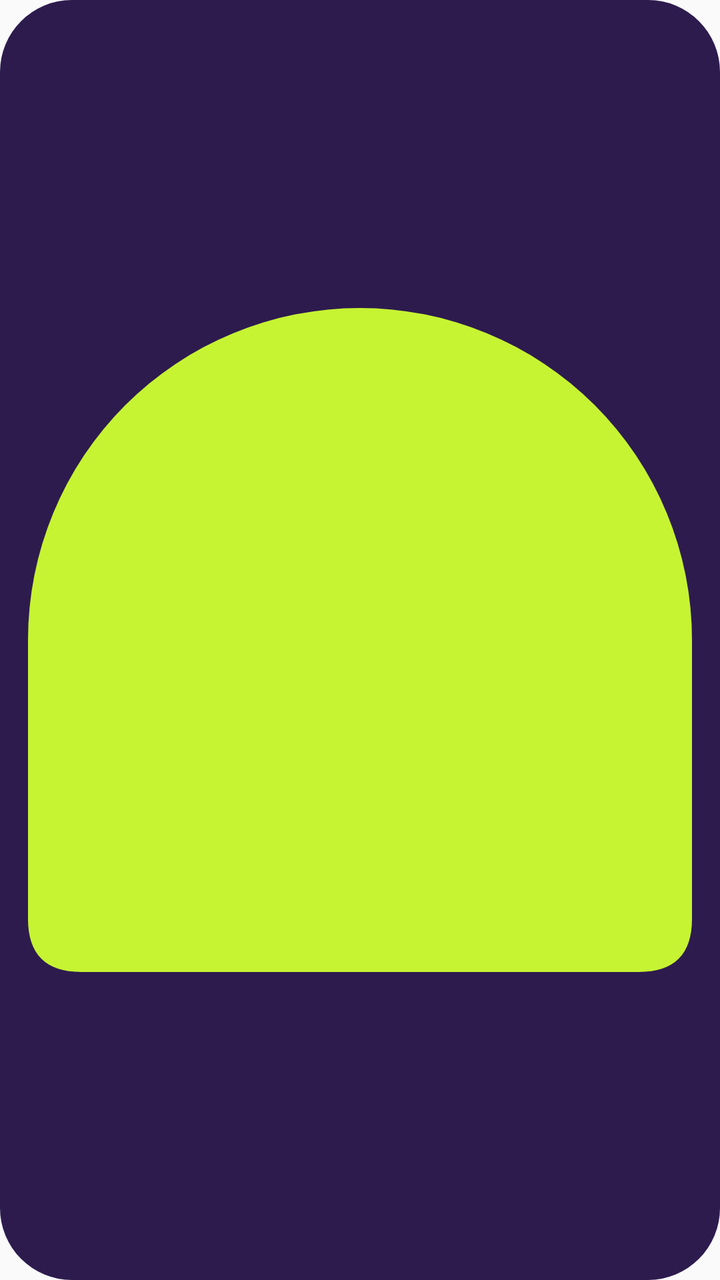
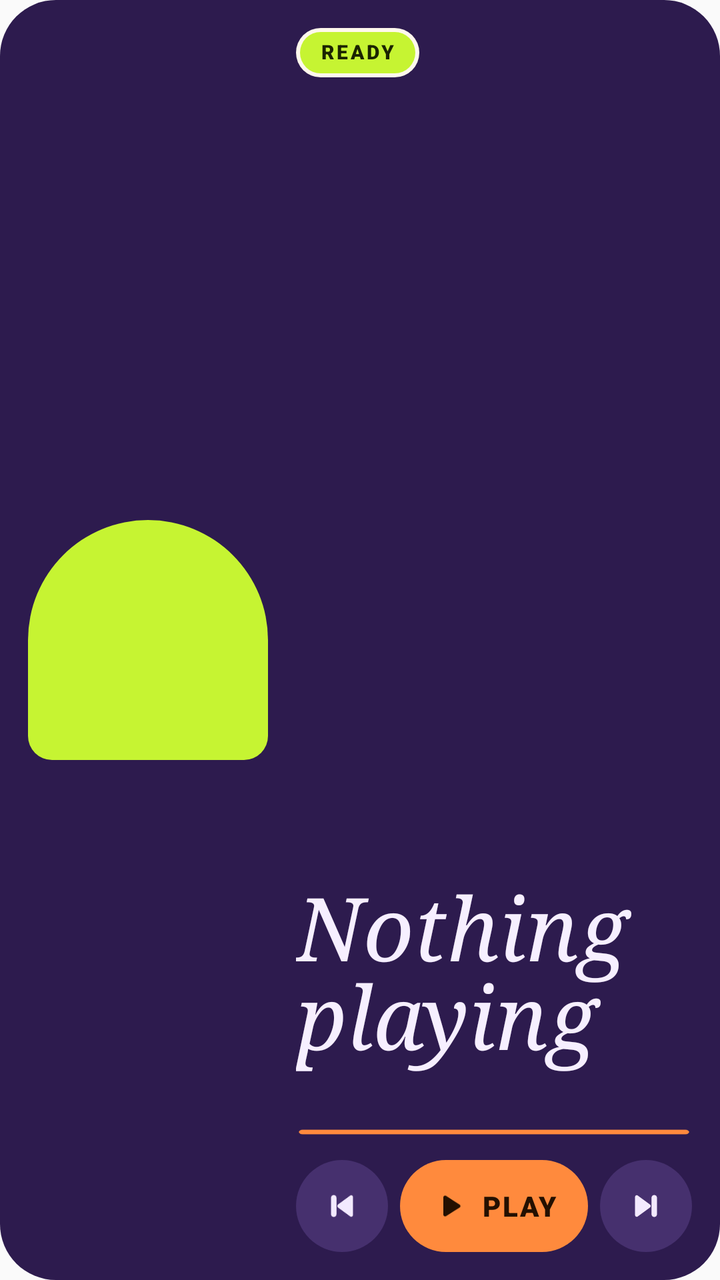

Screens rendered from an Android XML layout before and after an edit, with the pre-edit source and the edit as a unified diff.
<!-- AndroidManifest.xml: application theme Theme.Verza -->
<!-- res/layout/widget_poster.xml -->
<?xml version="1.0" encoding="utf-8"?>
<FrameLayout xmlns:android="http://schemas.android.com/apk/res/android"
    android:id="@+id/widget_root"
    android:layout_width="match_parent"
    android:layout_height="match_parent">

    <ImageView
        android:id="@+id/widget_bg"
        android:layout_width="match_parent"
        android:layout_height="match_parent"
        android:importantForAccessibility="no"
        android:scaleType="fitXY"
        android:src="@drawable/widget_shape_card"
        android:tint="@color/widget_container" />

    <LinearLayout
        android:layout_width="match_parent"
        android:layout_height="match_parent"
        android:orientation="horizontal"
        android:padding="14dp">

        <ImageView
            android:id="@+id/widget_cover"
            android:layout_width="wrap_content"
            android:layout_height="match_parent"
            android:adjustViewBounds="true"
            android:importantForAccessibility="no"
            android:scaleType="fitCenter"
            android:src="@drawable/widget_cover_arch" />

        <LinearLayout
            android:layout_width="0dp"
            android:layout_height="match_parent"
            android:layout_marginStart="14dp"
            android:layout_weight="1"
            android:orientation="vertical">

            <FrameLayout
                android:layout_width="wrap_content"
                android:layout_height="wrap_content">

                
                <ImageView
                    android:id="@+id/widget_tag_bg_shadow"
                    android:layout_width="match_parent"
                    android:layout_height="match_parent"
                    android:importantForAccessibility="no"
                    android:scaleType="fitXY"
                    android:src="@drawable/widget_shape_pill"
                    android:tint="@color/widget_paper" />

                <ImageView
                    android:id="@+id/widget_tag_bg"
                    android:layout_width="match_parent"
                    android:layout_height="match_parent"
                    android:layout_margin="2dp"
                    android:importantForAccessibility="no"
                    android:scaleType="fitXY"
                    android:src="@drawable/widget_shape_pill"
                    android:tint="@color/widget_tertiary" />

                <TextView
                    android:id="@+id/widget_status"
                    android:layout_width="wrap_content"
                    android:layout_height="wrap_content"
                    android:fontFamily="sans-serif-black"
                    android:letterSpacing="0.12"
                    android:paddingStart="12dp"
                    android:paddingTop="5dp"
                    android:paddingEnd="12dp"
                    android:paddingBottom="6dp"
                    android:text="@string/widget_status_idle"
                    android:textColor="@color/widget_on_tertiary"
                    android:textSize="10sp" />
            </FrameLayout>

            <TextView
                android:id="@+id/widget_title"
                android:layout_width="match_parent"
                android:layout_height="0dp"
                android:layout_marginTop="2dp"
                android:layout_weight="1"
                android:autoSizeMaxTextSize="44sp"
                android:autoSizeMinTextSize="16sp"
                android:autoSizeStepGranularity="2sp"
                android:autoSizeTextType="uniform"
                android:ellipsize="end"
                android:fontFamily="serif"
                android:gravity="bottom"
                android:lineSpacingMultiplier="0.88"
                android:maxLines="2"
                android:text="@string/widget_nothing_playing"
                android:textColor="@color/widget_on_container"
                android:textStyle="italic" />

            <TextView
                android:id="@+id/widget_artist"
                android:layout_width="match_parent"
                android:layout_height="wrap_content"
                android:ellipsize="end"
                android:fontFamily="sans-serif-medium"
                android:maxLines="1"
                android:textColor="@color/widget_on_container_muted"
                android:textSize="13sp" />

            <ImageView
                android:id="@+id/widget_wave"
                android:layout_width="match_parent"
                android:layout_height="12dp"
                android:layout_marginTop="6dp"
                android:layout_marginBottom="8dp"
                android:importantForAccessibility="no"
                android:scaleType="fitXY"
                android:src="@drawable/widget_wave_flat"
                android:tint="@color/widget_accent" />

            <LinearLayout
                android:layout_width="match_parent"
                android:layout_height="46dp"
                android:gravity="center_vertical"
                android:orientation="horizontal">

                <FrameLayout
                    android:layout_width="46dp"
                    android:layout_height="46dp">

                    <ImageView
                        android:id="@+id/widget_previous_bg"
                        android:layout_width="match_parent"
                        android:layout_height="match_parent"
                        android:importantForAccessibility="no"
                        android:src="@drawable/widget_shape_circle"
                        android:tint="@color/widget_surface" />

                    <ImageView
                        android:id="@+id/widget_previous"
                        android:layout_width="match_parent"
                        android:layout_height="match_parent"
                        android:contentDescription="@string/widget_previous"
                        android:padding="12dp"
                        android:src="@drawable/ic_widget_previous"
                        android:tint="@color/widget_on_surface" />
                </FrameLayout>

                <FrameLayout
                    android:id="@+id/widget_toggle"
                    android:layout_width="0dp"
                    android:layout_height="match_parent"
                    android:layout_marginStart="6dp"
                    android:layout_marginEnd="6dp"
                    android:layout_weight="1"
                    android:contentDescription="@string/widget_play">

                    <ImageView
                        android:id="@+id/widget_toggle_bg"
                        android:layout_width="match_parent"
                        android:layout_height="match_parent"
                        android:importantForAccessibility="no"
                        android:scaleType="fitXY"
                        android:src="@drawable/widget_shape_pill"
                        android:tint="@color/widget_accent" />

                    <LinearLayout
                        android:layout_width="wrap_content"
                        android:layout_height="wrap_content"
                        android:layout_gravity="center"
                        android:gravity="center_vertical"
                        android:importantForAccessibility="noHideDescendants"
                        android:orientation="horizontal">

                        <ImageView
                            android:id="@+id/widget_toggle_icon"
                            android:layout_width="20dp"
                            android:layout_height="20dp"
                            android:src="@drawable/ic_widget_play"
                            android:tint="@color/widget_on_accent" />

                        <TextView
                            android:id="@+id/widget_toggle_label"
                            android:layout_width="wrap_content"
                            android:layout_height="wrap_content"
                            android:layout_marginStart="6dp"
                            android:fontFamily="sans-serif-black"
                            android:letterSpacing="0.06"
                            android:text="@string/widget_play_label"
                            android:textColor="@color/widget_on_accent"
                            android:textSize="14sp" />
                    </LinearLayout>
                </FrameLayout>

                <FrameLayout
                    android:layout_width="46dp"
                    android:layout_height="46dp">

                    <ImageView
                        android:id="@+id/widget_next_bg"
                        android:layout_width="match_parent"
                        android:layout_height="match_parent"
                        android:importantForAccessibility="no"
                        android:src="@drawable/widget_shape_circle"
                        android:tint="@color/widget_surface" />

                    <ImageView
                        android:id="@+id/widget_next"
                        android:layout_width="match_parent"
                        android:layout_height="match_parent"
                        android:contentDescription="@string/widget_next"
                        android:padding="12dp"
                        android:src="@drawable/ic_widget_next"
                        android:tint="@color/widget_on_surface" />
                </FrameLayout>
            </LinearLayout>
        </LinearLayout>
    </LinearLayout>
</FrameLayout>
<!-- resources referenced by this layout -->
<resources>
  <color name="widget_accent">#FFFF8A3D</color>
  <color name="widget_container">#FF2D1B4E</color>
  <color name="widget_on_accent">#FF241000</color>
  <color name="widget_on_container">#FFF6EFFF</color>
  <color name="widget_on_container_muted">#FFBFB0DA</color>
  <color name="widget_on_surface">#FFF3EAFF</color>
  <color name="widget_on_tertiary">#FF1B2400</color>
  <color name="widget_paper">#FFFFF8EC</color>
  <color name="widget_surface">#FF46306E</color>
  <color name="widget_tertiary">#FFC6F432</color>
  <!-- drawable ic_widget_next (drawable) -->
  <?xml version="1.0" encoding="utf-8"?>
  <vector xmlns:android="http://schemas.android.com/apk/res/android"
      android:width="24dp"
      android:height="24dp"
      android:viewportWidth="24"
      android:viewportHeight="24">
      <path
          android:fillColor="#FFFFFFFF"
          android:pathData="M6,7.1v9.8c0,0.8 0.9,1.3 1.5,0.8l6.7,-4.9c0.5,-0.4 0.5,-1.2 0,-1.6L7.5,6.3C6.9,5.8 6,6.3 6,7.1zM16.5,6a1.5,1.5 0 0,1 1.5,1.5v9a1.5,1.5 0 0,1 -3,0v-9A1.5,1.5 0 0,1 16.5,6z" />
  </vector>
  <!-- drawable ic_widget_play (drawable) -->
  <?xml version="1.0" encoding="utf-8"?>
  <vector xmlns:android="http://schemas.android.com/apk/res/android"
      android:width="24dp"
      android:height="24dp"
      android:viewportWidth="24"
      android:viewportHeight="24">
      <path
          android:fillColor="#FFFFFFFF"
          android:pathData="M8,6.8v10.4c0,0.8 0.9,1.3 1.6,0.9l8.2,-5.2c0.6,-0.4 0.6,-1.3 0,-1.7L9.6,5.9C8.9,5.5 8,6 8,6.8z" />
  </vector>
  <!-- drawable ic_widget_previous (drawable) -->
  <?xml version="1.0" encoding="utf-8"?>
  <vector xmlns:android="http://schemas.android.com/apk/res/android"
      android:width="24dp"
      android:height="24dp"
      android:viewportWidth="24"
      android:viewportHeight="24">
      <path
          android:fillColor="#FFFFFFFF"
          android:pathData="M18,7.1v9.8c0,0.8 -0.9,1.3 -1.5,0.8l-6.7,-4.9c-0.5,-0.4 -0.5,-1.2 0,-1.6l6.7,-4.9C17.1,5.8 18,6.3 18,7.1zM7.5,6a1.5,1.5 0 0,1 1.5,1.5v9a1.5,1.5 0 0,1 -3,0v-9A1.5,1.5 0 0,1 7.5,6z" />
  </vector>
  <!-- drawable widget_cover_arch (drawable) -->
  <?xml version="1.0" encoding="utf-8"?>
  <vector xmlns:android="http://schemas.android.com/apk/res/android"
      android:width="100dp"
      android:height="100dp"
      android:viewportWidth="100"
      android:viewportHeight="100">
      <path
          android:fillColor="@color/widget_tertiary"
          android:pathData="M0,92V50A50,50 0 0,1 100,50V92Q100,100 92,100H8Q0,100 0,92Z" />
  </vector>
  <!-- drawable widget_shape_card (drawable) -->
  <?xml version="1.0" encoding="utf-8"?>
  <shape xmlns:android="http://schemas.android.com/apk/res/android" android:shape="rectangle">
      <corners android:radius="36dp" />
      <solid android:color="#FFFFFFFF" />
  </shape>
  <!-- drawable widget_shape_circle (drawable) -->
  <?xml version="1.0" encoding="utf-8"?>
  <shape xmlns:android="http://schemas.android.com/apk/res/android" android:shape="oval">
      <solid android:color="#FFFFFFFF" />
  </shape>
  <!-- drawable widget_shape_pill (drawable) -->
  <?xml version="1.0" encoding="utf-8"?>
  <shape xmlns:android="http://schemas.android.com/apk/res/android" android:shape="rectangle">
      <corners android:radius="999dp" />
      <solid android:color="#FFFFFFFF" />
  </shape>
  <string name="widget_next">Next track</string>
  <string name="widget_nothing_playing">Nothing playing</string>
  <string name="widget_play">Play</string>
  <string name="widget_play_label">PLAY</string>
  <string name="widget_previous">Previous track</string>
  <string name="widget_status_idle">READY</string>
  <style name="Theme.Verza" parent="android:Theme.Material.Light.NoActionBar">
          <item name="android:statusBarColor">@android:color/transparent</item>
          <item name="android:navigationBarColor">@android:color/transparent</item>
      </style>
  <!-- unchanged entries left out for length: 1 -->
</resources>

<!-- the commit's change to res/layout/widget_poster.xml (unified diff, before → after) -->
@@ -19,11 +19,13 @@
         android:orientation="horizontal"
         android:padding="14dp">
 
+        
         <ImageView
             android:id="@+id/widget_cover"
             android:layout_width="wrap_content"
             android:layout_height="match_parent"
             android:adjustViewBounds="true"
+            android:maxWidth="120dp"
             android:importantForAccessibility="no"
             android:scaleType="fitCenter"
             android:src="@drawable/widget_cover_arch" />
@@ -35,181 +37,191 @@
             android:layout_weight="1"
             android:orientation="vertical">
 
-            <FrameLayout
-                android:layout_width="wrap_content"
-                android:layout_height="wrap_content">
-
-                
-                <ImageView
-                    android:id="@+id/widget_tag_bg_shadow"
-                    android:layout_width="match_parent"
-                    android:layout_height="match_parent"
-                    android:importantForAccessibility="no"
-                    android:scaleType="fitXY"
-                    android:src="@drawable/widget_shape_pill"
-                    android:tint="@color/widget_paper" />
-
-                <ImageView
-                    android:id="@+id/widget_tag_bg"
-                    android:layout_width="match_parent"
-                    android:layout_height="match_parent"
-                    android:layout_margin="2dp"
-                    android:importantForAccessibility="no"
-                    android:scaleType="fitXY"
-                    android:src="@drawable/widget_shape_pill"
-                    android:tint="@color/widget_tertiary" />
-
-                <TextView
-                    android:id="@+id/widget_status"
-                    android:layout_width="wrap_content"
-                    android:layout_height="wrap_content"
-                    android:fontFamily="sans-serif-black"
-                    android:letterSpacing="0.12"
-                    android:paddingStart="12dp"
-                    android:paddingTop="5dp"
-                    android:paddingEnd="12dp"
-                    android:paddingBottom="6dp"
-                    android:text="@string/widget_status_idle"
-                    android:textColor="@color/widget_on_tertiary"
-                    android:textSize="10sp" />
-            </FrameLayout>
-
-            <TextView
-                android:id="@+id/widget_title"
-                android:layout_width="match_parent"
-                android:layout_height="0dp"
-                android:layout_marginTop="2dp"
-                android:layout_weight="1"
-                android:autoSizeMaxTextSize="44sp"
-                android:autoSizeMinTextSize="16sp"
-                android:autoSizeStepGranularity="2sp"
-                android:autoSizeTextType="uniform"
-                android:ellipsize="end"
-                android:fontFamily="serif"
-                android:gravity="bottom"
-                android:lineSpacingMultiplier="0.88"
-                android:maxLines="2"
-                android:text="@string/widget_nothing_playing"
-                android:textColor="@color/widget_on_container"
-                android:textStyle="italic" />
-
-            <TextView
-                android:id="@+id/widget_artist"
-                android:layout_width="match_parent"
-                android:layout_height="wrap_content"
-                android:ellipsize="end"
-                android:fontFamily="sans-serif-medium"
-                android:maxLines="1"
-                android:textColor="@color/widget_on_container_muted"
-                android:textSize="13sp" />
-
-            <ImageView
-                android:id="@+id/widget_wave"
-                android:layout_width="match_parent"
-                android:layout_height="12dp"
-                android:layout_marginTop="6dp"
-                android:layout_marginBottom="8dp"
-                android:importantForAccessibility="no"
-                android:scaleType="fitXY"
-                android:src="@drawable/widget_wave_flat"
-                android:tint="@color/widget_accent" />
-
-            <LinearLayout
-                android:layout_width="match_parent"
-                android:layout_height="46dp"
-                android:gravity="center_vertical"
-                android:orientation="horizontal">
-
-                <FrameLayout
-                    android:layout_width="46dp"
-                    android:layout_height="46dp">
-
-                    <ImageView
-                        android:id="@+id/widget_previous_bg"
-                        android:layout_width="match_parent"
-                        android:layout_height="match_parent"
-                        android:importantForAccessibility="no"
-                        android:src="@drawable/widget_shape_circle"
-                        android:tint="@color/widget_surface" />
-
-                    <ImageView
-                        android:id="@+id/widget_previous"
-                        android:layout_width="match_parent"
-                        android:layout_height="match_parent"
-                        android:contentDescription="@string/widget_previous"
-                        android:padding="12dp"
-                        android:src="@drawable/ic_widget_previous"
-                        android:tint="@color/widget_on_surface" />
-                </FrameLayout>
-
-                <FrameLayout
-                    android:id="@+id/widget_toggle"
-                    android:layout_width="0dp"
-                    android:layout_height="match_parent"
-                    android:layout_marginStart="6dp"
-                    android:layout_marginEnd="6dp"
-                    android:layout_weight="1"
-                    android:contentDescription="@string/widget_play">
-
-                    <ImageView
-                        android:id="@+id/widget_toggle_bg"
-                        android:layout_width="match_parent"
-                        android:layout_height="match_parent"
-                        android:importantForAccessibility="no"
-                        android:scaleType="fitXY"
-                        android:src="@drawable/widget_shape_pill"
-                        android:tint="@color/widget_accent" />
-
-                    <LinearLayout
-                        android:layout_width="wrap_content"
-                        android:layout_height="wrap_content"
-                        android:layout_gravity="center"
-                        android:gravity="center_vertical"
-                        android:importantForAccessibility="noHideDescendants"
-                        android:orientation="horizontal">
-
-                        <ImageView
-                            android:id="@+id/widget_toggle_icon"
-                            android:layout_width="20dp"
-                            android:layout_height="20dp"
-                            android:src="@drawable/ic_widget_play"
-                            android:tint="@color/widget_on_accent" />
-
-                        <TextView
-                            android:id="@+id/widget_toggle_label"
-                            android:layout_width="wrap_content"
-                            android:layout_height="wrap_content"
-                            android:layout_marginStart="6dp"
-                            android:fontFamily="sans-serif-black"
-                            android:letterSpacing="0.06"
-                            android:text="@string/widget_play_label"
-                            android:textColor="@color/widget_on_accent"
-                            android:textSize="14sp" />
-                    </LinearLayout>
-                </FrameLayout>
-
-                <FrameLayout
-                    android:layout_width="46dp"
-                    android:layout_height="46dp">
-
-                    <ImageView
-                        android:id="@+id/widget_next_bg"
-                        android:layout_width="match_parent"
-                        android:layout_height="match_parent"
-                        android:importantForAccessibility="no"
-                        android:src="@drawable/widget_shape_circle"
-                        android:tint="@color/widget_surface" />
-
-                    <ImageView
-                        android:id="@+id/widget_next"
-                        android:layout_width="match_parent"
-                        android:layout_height="match_parent"
-                        android:contentDescription="@string/widget_next"
-                        android:padding="12dp"
-                        android:src="@drawable/ic_widget_next"
-                        android:tint="@color/widget_on_surface" />
-                </FrameLayout>
-            </LinearLayout>
+            <include layout="@layout/widget_poster_info" />
+
+            <include layout="@layout/widget_poster_controls" />
         </LinearLayout>
     </LinearLayout>
 </FrameLayout>
+<!-- res/layout/widget_poster_info.xml (included above) -->
+<?xml version="1.0" encoding="utf-8"?>
+<merge xmlns:android="http://schemas.android.com/apk/res/android">
+
+    <FrameLayout
+        android:layout_width="wrap_content"
+        android:layout_height="wrap_content">
+
+        
+        <ImageView
+            android:id="@+id/widget_tag_bg_shadow"
+            android:layout_width="match_parent"
+            android:layout_height="match_parent"
+            android:importantForAccessibility="no"
+            android:scaleType="fitXY"
+            android:src="@drawable/widget_shape_pill"
+            android:tint="@color/widget_paper" />
+
+        <ImageView
+            android:id="@+id/widget_tag_bg"
+            android:layout_width="match_parent"
+            android:layout_height="match_parent"
+            android:layout_margin="2dp"
+            android:importantForAccessibility="no"
+            android:scaleType="fitXY"
+            android:src="@drawable/widget_shape_pill"
+            android:tint="@color/widget_tertiary" />
+
+        <TextView
+            android:id="@+id/widget_status"
+            android:layout_width="wrap_content"
+            android:layout_height="wrap_content"
+            android:fontFamily="sans-serif-black"
+            android:letterSpacing="0.12"
+            android:paddingStart="12dp"
+            android:paddingTop="5dp"
+            android:paddingEnd="12dp"
+            android:paddingBottom="6dp"
+            android:text="@string/widget_status_idle"
+            android:textColor="@color/widget_on_tertiary"
+            android:textSize="10sp" />
+    </FrameLayout>
+
+    <TextView
+        android:id="@+id/widget_title"
+        android:layout_width="match_parent"
+        android:layout_height="0dp"
+        android:layout_marginTop="2dp"
+        android:layout_weight="1"
+        android:autoSizeMaxTextSize="44sp"
+        android:autoSizeMinTextSize="16sp"
+        android:autoSizeStepGranularity="2sp"
+        android:autoSizeTextType="uniform"
+        android:ellipsize="end"
+        android:fontFamily="serif"
+        android:gravity="bottom"
+        android:lineSpacingMultiplier="0.88"
+        android:maxLines="2"
+        android:text="@string/widget_nothing_playing"
+        android:textColor="@color/widget_on_container"
+        android:textStyle="italic" />
+
+    <TextView
+        android:id="@+id/widget_artist"
+        android:layout_width="match_parent"
+        android:layout_height="wrap_content"
+        android:ellipsize="end"
+        android:fontFamily="sans-serif-medium"
+        android:maxLines="1"
+        android:textColor="@color/widget_on_container_muted"
+        android:textSize="13sp" />
+
+    <ImageView
+        android:id="@+id/widget_wave"
+        android:layout_width="match_parent"
+        android:layout_height="12dp"
+        android:layout_marginTop="6dp"
+        android:layout_marginBottom="8dp"
+        android:importantForAccessibility="no"
+        android:scaleType="fitXY"
+        android:src="@drawable/widget_wave_flat"
+        android:tint="@color/widget_accent" />
+</merge>
+<!-- res/layout/widget_poster_controls.xml (included above) -->
+<?xml version="1.0" encoding="utf-8"?>
+<LinearLayout
+    xmlns:android="http://schemas.android.com/apk/res/android"
+    android:layout_width="match_parent"
+    android:layout_height="46dp"
+    android:gravity="center_vertical"
+    android:orientation="horizontal">
+
+    <FrameLayout
+        android:layout_width="46dp"
+        android:layout_height="46dp">
+
+        <ImageView
+            android:id="@+id/widget_previous_bg"
+            android:layout_width="match_parent"
+            android:layout_height="match_parent"
+            android:importantForAccessibility="no"
+            android:src="@drawable/widget_shape_circle"
+            android:tint="@color/widget_surface" />
+
+        <ImageView
+            android:id="@+id/widget_previous"
+            android:layout_width="match_parent"
+            android:layout_height="match_parent"
+            android:contentDescription="@string/widget_previous"
+            android:padding="12dp"
+            android:src="@drawable/ic_widget_previous"
+            android:tint="@color/widget_on_surface" />
+    </FrameLayout>
+
+    <FrameLayout
+        android:id="@+id/widget_toggle"
+        android:layout_width="0dp"
+        android:layout_height="match_parent"
+        android:layout_marginStart="6dp"
+        android:layout_marginEnd="6dp"
+        android:layout_weight="1"
+        android:contentDescription="@string/widget_play">
+
+        <ImageView
+            android:id="@+id/widget_toggle_bg"
+            android:layout_width="match_parent"
+            android:layout_height="match_parent"
+            android:importantForAccessibility="no"
+            android:scaleType="fitXY"
+            android:src="@drawable/widget_shape_pill"
+            android:tint="@color/widget_accent" />
+
+        <LinearLayout
+            android:layout_width="wrap_content"
+            android:layout_height="wrap_content"
+            android:layout_gravity="center"
+            android:gravity="center_vertical"
+            android:importantForAccessibility="noHideDescendants"
+            android:orientation="horizontal">
+
+            <ImageView
+                android:id="@+id/widget_toggle_icon"
+                android:layout_width="20dp"
+                android:layout_height="20dp"
+                android:src="@drawable/ic_widget_play"
+                android:tint="@color/widget_on_accent" />
+
+            <TextView
+                android:id="@+id/widget_toggle_label"
+                android:layout_width="wrap_content"
+                android:layout_height="wrap_content"
+                android:layout_marginStart="6dp"
+                android:fontFamily="sans-serif-black"
+                android:letterSpacing="0.06"
+                android:text="@string/widget_play_label"
+                android:textColor="@color/widget_on_accent"
+                android:textSize="14sp" />
+        </LinearLayout>
+    </FrameLayout>
+
+    <FrameLayout
+        android:layout_width="46dp"
+        android:layout_height="46dp">
+
+        <ImageView
+            android:id="@+id/widget_next_bg"
+            android:layout_width="match_parent"
+            android:layout_height="match_parent"
+            android:importantForAccessibility="no"
+            android:src="@drawable/widget_shape_circle"
+            android:tint="@color/widget_surface" />
+
+        <ImageView
+            android:id="@+id/widget_next"
+            android:layout_width="match_parent"
+            android:layout_height="match_parent"
+            android:contentDescription="@string/widget_next"
+            android:padding="12dp"
+            android:src="@drawable/ic_widget_next"
+            android:tint="@color/widget_on_surface" />
+    </FrameLayout>
+</LinearLayout>
<!-- resource entries referenced after the edit -->
@@ -52,12 +52,12 @@
       android:viewportHeight="100">
       <path
           android:fillColor="@color/widget_tertiary"
-          android:pathData="M0,92V50A50,50 0 0,1 100,50V92Q100,100 92,100H8Q0,100 0,92Z" />
+          android:pathData="M0,90V50A50,50 0 0,1 100,50V90A10,10 0 0,1 90,100H10A10,10 0 0,1 0,90Z" />
   </vector>
   <!-- drawable widget_shape_card (drawable) -->
   <?xml version="1.0" encoding="utf-8"?>
   <shape xmlns:android="http://schemas.android.com/apk/res/android" android:shape="rectangle">
-      <corners android:radius="36dp" />
+      <corners android:radius="@dimen/widget_corner" />
       <solid android:color="#FFFFFFFF" />
   </shape>
   <!-- drawable widget_shape_circle (drawable) -->
@@ -81,6 +81,7 @@
           <item name="android:statusBarColor">@android:color/transparent</item>
           <item name="android:navigationBarColor">@android:color/transparent</item>
       </style>
+  <dimen name="widget_corner">28dp</dimen>
   <!-- unchanged entries left out for length: 1 -->
 </resources>
 
